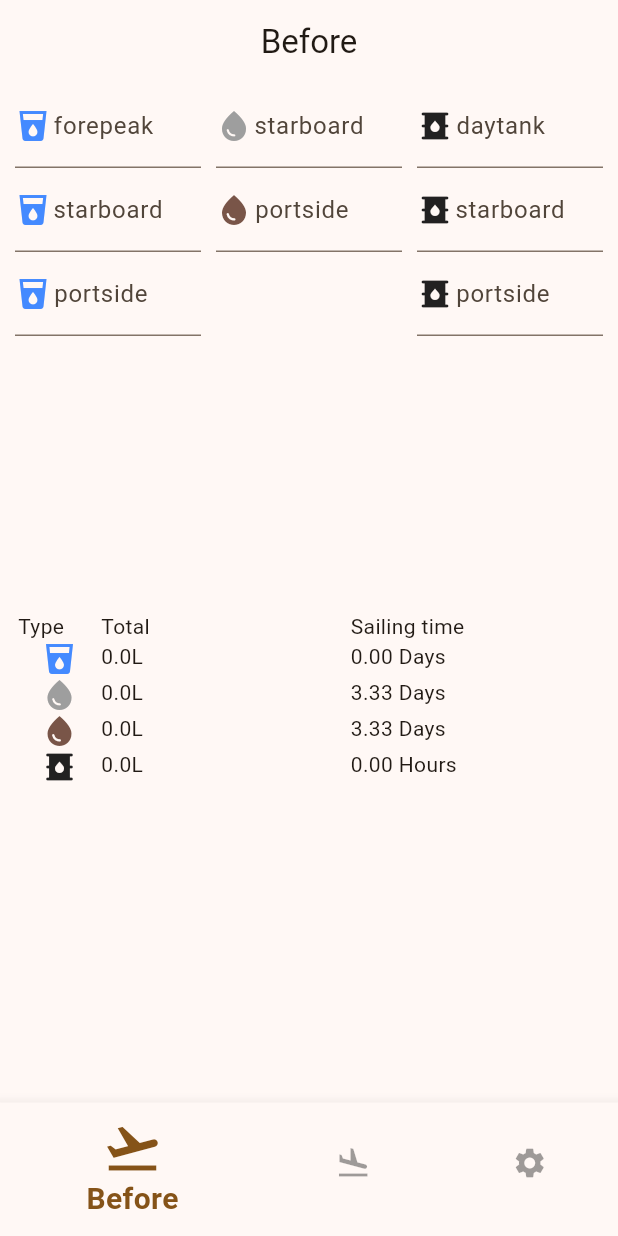
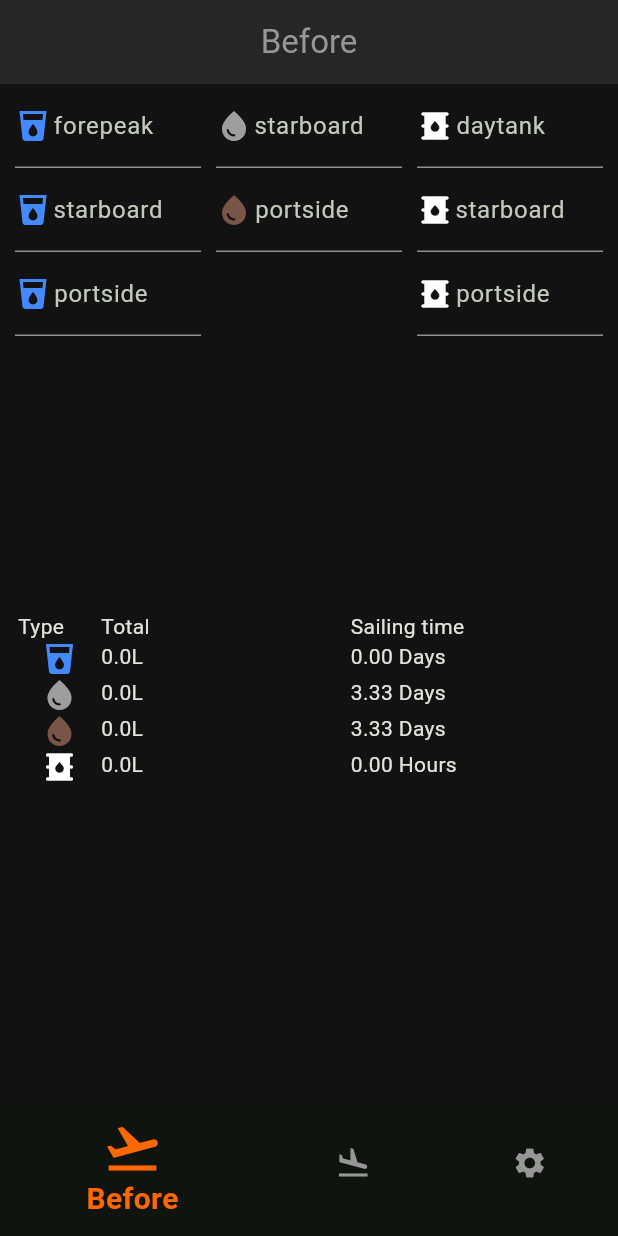
Before and after one commit to GITPHLAP/mopa_app, a Flutter app: the screen it shows after launch, on a phone screen of 412 x 824 dp. Run offline on Flutter 3.47's test engine with Material 3 defaults, Android fonts, the phone set to English and light mode, and no system bars; our stand-ins replace fast_immutable_collections, flutter_riverpod, freezed_annotation, riverpod_annotation; generated files the repository leaves out were written again.

Commit message:
:lipstick: Add basic themeing

```diff
--- a/lib/Screens/after/after.dart
+++ b/lib/Screens/after/after.dart
@@ -20,7 +20,6 @@ class _AfterWidgetState extends ConsumerState<AfterWidget> {
     return Scaffold(
       appBar: AppBar(
         title: const Text(afterPageTitle),
-        centerTitle: true,
       ),
       body: Column(
         children: [
--- a/lib/Screens/before/before.dart
+++ b/lib/Screens/before/before.dart
@@ -20,7 +20,6 @@ class _BeforeWidgetState extends ConsumerState<BeforeWidget> {
     return Scaffold(
       appBar: AppBar(
         title: const Text(beforePageTitle),
-        centerTitle: true,
       ),
       body: Column(
         children: [
--- a/lib/Screens/options.dart
+++ b/lib/Screens/options.dart
@@ -28,7 +28,6 @@ class _OptionsWidgetState extends ConsumerState<OptionsWidget> {
     return Scaffold(
       appBar: AppBar(
         title: const Text(optionPageTitle),
-        centerTitle: true,
       ),
       body: Padding(
         padding: const EdgeInsets.all(defaultPadding),
--- a/lib/bottom_navigation_menu.dart
+++ b/lib/bottom_navigation_menu.dart
@@ -3,6 +3,7 @@ import 'package:flutter/material.dart';
 import 'package:mopa_app/screens/after/after.dart';
 import 'package:mopa_app/screens/before/before.dart';
 import 'package:mopa_app/screens/options.dart';
+import 'package:mopa_app/theme/theme.dart';
 
 class BottomNavigationMenu extends StatefulWidget {
   const BottomNavigationMenu({super.key});
@@ -41,12 +42,13 @@ class _BottomNavigationMenuState extends State<BottomNavigationMenu> {
         currentIndex: _selectedIndex,
         onTap: _onItemTapped,
         // Style
+
         type: BottomNavigationBarType.shifting,
         selectedFontSize: 20,
         selectedIconTheme: const IconThemeData(size: 40),
-        selectedItemColor: Theme.of(context).primaryColor,
+        selectedItemColor: AppColors.primaryColor,
         selectedLabelStyle: const TextStyle(fontWeight: FontWeight.bold),
-        unselectedIconTheme: IconThemeData(color: Theme.of(context).disabledColor),
+        unselectedIconTheme: IconThemeData(color: AppColors.titleColor),
       ),
       body: IndexedStack(
         index: _selectedIndex,
--- a/lib/main.dart
+++ b/lib/main.dart
@@ -1,6 +1,7 @@
 import 'package:flutter/material.dart';
 import 'package:flutter_riverpod/flutter_riverpod.dart';
 import 'package:mopa_app/bottom_navigation_menu.dart';
+import 'package:mopa_app/theme/theme.dart';
 
 void main() {
   runApp(const ProviderScope(child: MopaApp()));
@@ -14,10 +15,7 @@ class MopaApp extends StatelessWidget {
   Widget build(BuildContext context) {
     return MaterialApp(
       title: 'Flutter Demo',
-      theme: ThemeData(
-        colorScheme: ColorScheme.fromSeed(seedColor: Colors.orange),
-        useMaterial3: true,
-      ),
+      theme: primaryTheme,
       home: const BottomNavigationMenu(),
     );
   }
--- /dev/null
+++ b/lib/theme/theme.dart
@@ -0,0 +1,33 @@
+import 'package:flutter/material.dart';
+
+class AppColors {
+  static Color primaryColor = const Color.fromRGBO(255, 103, 0, 1);
+
+  static Color secondaryColor = const Color.fromRGBO(18,18,18, 1);
+  static Color secondaryAccent = const Color.fromRGBO(37,38,37, 1);
+
+  static Color thirdColor = const Color.fromRGBO(62,66,62, 1);
+
+  static Color titleColor = const Color.fromRGBO(150, 150, 150, 1);
+  static Color textColor = const Color.fromRGBO(200,200,200, 1);
+  static Color sucessColor = Colors.green;
+}
+
+ThemeData primaryTheme = ThemeData(
+  colorScheme: ColorScheme.fromSeed(
+    seedColor: Colors.green,
+    brightness: Brightness.dark,
+    primary: AppColors.primaryColor,
+  ),
+
+  scaffoldBackgroundColor: AppColors.secondaryColor,
+
+  appBarTheme: AppBarTheme(
+    backgroundColor: AppColors.secondaryAccent,
+    foregroundColor: AppColors.titleColor,
+    surfaceTintColor: Colors.transparent,
+    centerTitle: true,
+  )
+
+
+);
```
